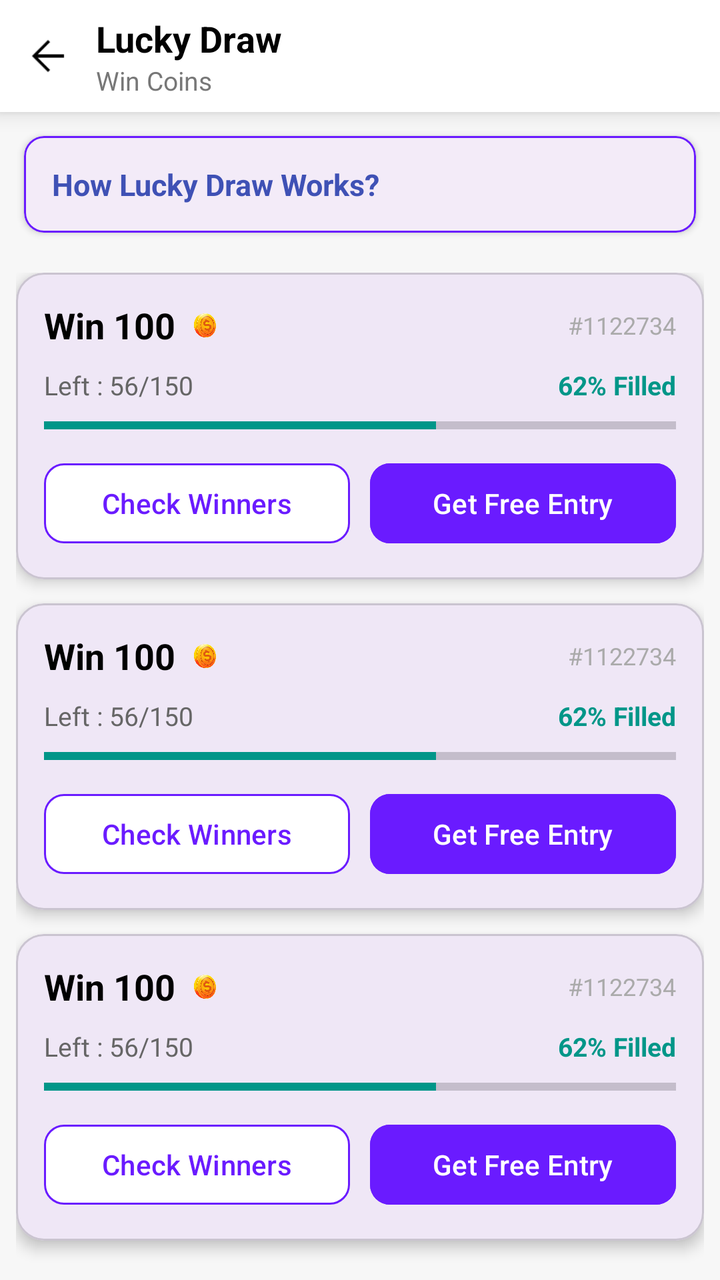
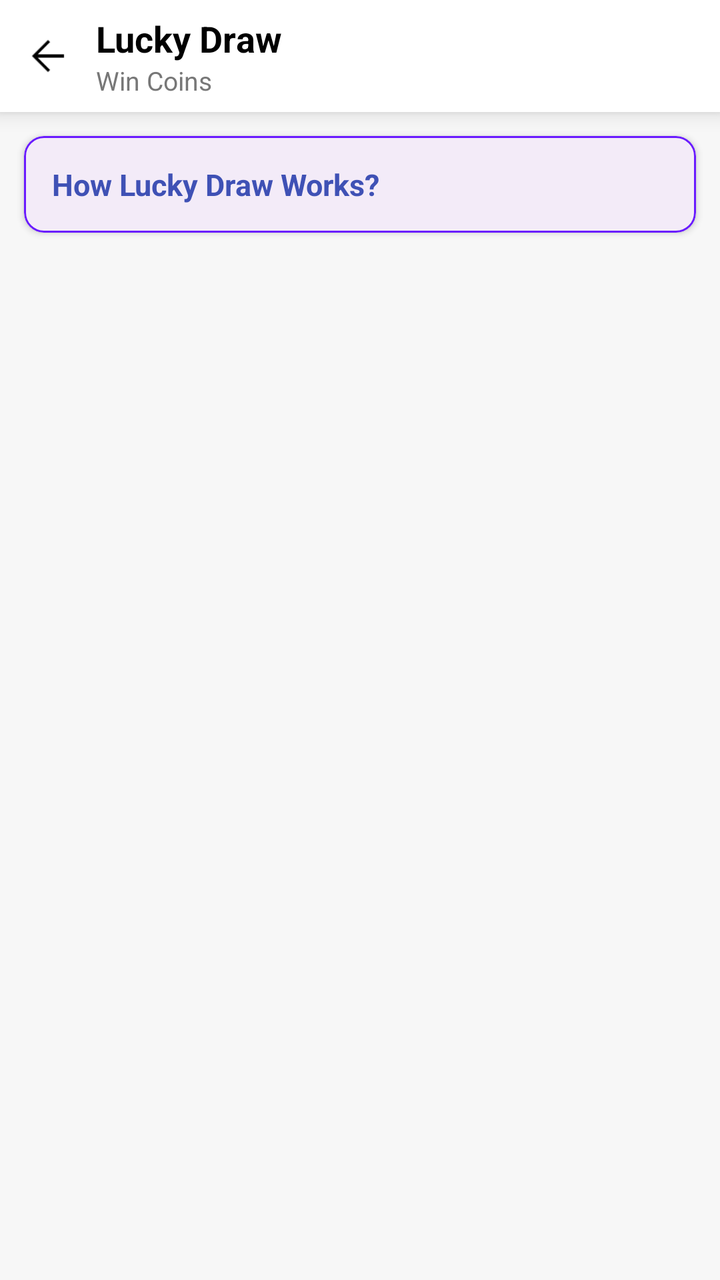

Screens rendered from an Android XML layout before and after an edit, with the pre-edit source and the edit as a unified diff.
<!-- AndroidManifest.xml: application theme Theme.RGamer -->
<!-- res/layout/activity_lucky_draw.xml -->
<?xml version="1.0" encoding="utf-8"?>
<LinearLayout xmlns:android="http://schemas.android.com/apk/res/android"
    xmlns:app="http://schemas.android.com/apk/res-auto"
    android:layout_width="match_parent"
    android:layout_height="match_parent"
    android:orientation="vertical"
    android:background="#F7F7F7">

    
    <LinearLayout
        android:layout_width="match_parent"
        android:layout_height="56dp"
        android:background="@android:color/white"
        android:gravity="center_vertical"
        android:paddingHorizontal="12dp"
        android:elevation="6dp">

        <ImageView
            android:id="@+id/btnBack"
            android:layout_width="24dp"
            android:layout_height="24dp"
            android:src="@drawable/back_arrow" />

        <LinearLayout
            android:layout_width="wrap_content"
            android:layout_height="wrap_content"
            android:layout_marginStart="12dp"
            android:orientation="vertical">

            <TextView
                android:layout_height="wrap_content"
                android:layout_width="wrap_content"
                android:text="Lucky Draw"
                android:textSize="18sp"
                android:textStyle="bold"
                android:textColor="@color/black" />

            <TextView
                android:layout_height="wrap_content"
                android:layout_width="wrap_content"
                android:text="Win Coins"
                android:textSize="13sp"
                android:textColor="#777777" />
        </LinearLayout>
    </LinearLayout>

    
    <com.google.android.material.card.MaterialCardView
        android:layout_width="match_parent"
        android:layout_height="wrap_content"
        android:layout_margin="12dp"
        app:cardCornerRadius="10dp"
        app:cardElevation="2dp"
        app:strokeColor="#6A1BFF"
        app:strokeWidth="1dp">

        <TextView
            android:layout_width="match_parent"
            android:layout_height="wrap_content"
            android:padding="14dp"
            android:text="How Lucky Draw Works?"
            android:textSize="15sp"
            android:textStyle="bold"
            android:textColor="#3F51B5" />
    </com.google.android.material.card.MaterialCardView>

    
    <ScrollView
        android:layout_width="match_parent"
        android:layout_height="match_parent"
        android:padding="8dp"
        android:scrollbars="none">

        <LinearLayout
            android:layout_width="match_parent"
            android:layout_height="wrap_content"
            android:orientation="vertical">

            <include
                layout="@layout/item_lucky_draw"
                android:id="@+id/card_root_1"/>

            <include
                layout="@layout/item_lucky_draw"
                android:id="@+id/card_root_2"/>

            <include
                layout="@layout/item_lucky_draw"
                android:id="@+id/card_root_3"/>

        </LinearLayout>
    </ScrollView>

</LinearLayout>
<!-- res/layout/item_lucky_draw.xml (included above) -->
<?xml version="1.0" encoding="utf-8"?>
<com.google.android.material.card.MaterialCardView
    xmlns:android="http://schemas.android.com/apk/res/android"
    xmlns:app="http://schemas.android.com/apk/res-auto"
    android:layout_width="match_parent"
    android:layout_height="wrap_content"
    android:layout_marginBottom="12dp"
    app:cardCornerRadius="14dp"
    app:cardElevation="4dp"
    android:background="@color/white">

    <LinearLayout
        android:layout_width="match_parent"
        android:layout_height="wrap_content"
        android:padding="14dp"
        android:orientation="vertical">

        
        <LinearLayout
            android:layout_width="match_parent"
            android:layout_height="wrap_content"
            android:orientation="horizontal"
            android:gravity="center_vertical">

            <TextView
                android:layout_width="wrap_content"
                android:layout_height="wrap_content"
                android:text="Win 100"
                android:textSize="18sp"
                android:textStyle="bold"
                android:textColor="@color/black" />

            <ImageView
                android:layout_width="18dp"
                android:layout_height="18dp"
                android:layout_marginStart="6dp"
                android:src="@drawable/ic_coin" />

            <TextView
                android:layout_width="0dp"
                android:layout_height="wrap_content"
                android:layout_weight="1"/>

            <TextView
                android:layout_width="wrap_content"
                android:layout_height="wrap_content"
                android:text="#1122734"
                android:textSize="12sp"
                android:textColor="#AAAAAA" />
        </LinearLayout>

        
        <LinearLayout
            android:layout_width="match_parent"
            android:layout_height="wrap_content"
            android:layout_marginTop="8dp"
            android:orientation="horizontal">

            <TextView
                android:layout_width="wrap_content"
                android:layout_height="wrap_content"
                android:text="Left : 56/150"
                android:textSize="13sp"
                android:textColor="#666666" />

            <TextView
                android:layout_width="0dp"
                android:layout_height="wrap_content"
                android:layout_weight="1"/>

            <TextView
                android:layout_width="wrap_content"
                android:layout_height="wrap_content"
                android:text="62% Filled"
                android:textSize="13sp"
                android:textStyle="bold"
                android:textColor="#009688" />
        </LinearLayout>

        
        <ProgressBar
            style="?android:attr/progressBarStyleHorizontal"
            android:layout_width="match_parent"
            android:layout_height="6dp"
            android:layout_marginTop="8dp"
            android:max="100"
            android:progress="62"
            android:progressTint="#009688"
            android:backgroundTint="#E0E0E0"/>

        
        <LinearLayout
            android:layout_width="match_parent"
            android:layout_height="wrap_content"
            android:layout_marginTop="12dp"
            android:orientation="horizontal">

            <com.google.android.material.button.MaterialButton
                android:id="@+id/btnCheckWinners"
                android:layout_width="0dp"
                android:layout_height="wrap_content"
                android:layout_weight="1"
                android:text="Check Winners"
                android:textAllCaps="false"
                app:cornerRadius="10dp"
                app:strokeColor="#6A1BFF"
                app:strokeWidth="1dp"
                app:backgroundTint="@android:color/white"
                android:textColor="#6A1BFF"/>

            <com.google.android.material.button.MaterialButton
                android:id="@+id/btnFreeEntry"
                android:layout_width="0dp"
                android:layout_height="wrap_content"
                android:layout_weight="1"
                android:layout_marginStart="10dp"
                android:text="Get Free Entry"
                android:textAllCaps="false"
                app:cornerRadius="10dp"
                app:backgroundTint="#6A1BFF"
                android:textColor="@android:color/white"/>
        </LinearLayout>

    </LinearLayout>
</com.google.android.material.card.MaterialCardView>
<!-- resources referenced by this layout -->
<resources>
  <color name="black">#FF000000</color>
  <color name="white">#FFFFFFFF</color>
  <!-- drawable back_arrow: png bitmap (drawable, 429 bytes) -->
  <!-- drawable ic_coin: png bitmap (drawable, 507750 bytes) -->
  <style name="Theme.RGamer" parent="Base.Theme.RGamer" />
  <style name="Base.Theme.RGamer" parent="Theme.Material3.DayNight.NoActionBar">
          
          
      </style>
</resources>

<!-- the commit's change to res/layout/activity_lucky_draw.xml (unified diff, before → after) -->
@@ -28,16 +28,16 @@
             android:orientation="vertical">
 
             <TextView
+                android:layout_width="wrap_content"
                 android:layout_height="wrap_content"
-                android:layout_width="wrap_content"
                 android:text="Lucky Draw"
                 android:textSize="18sp"
                 android:textStyle="bold"
                 android:textColor="@color/black" />
 
             <TextView
+                android:layout_width="wrap_content"
                 android:layout_height="wrap_content"
-                android:layout_width="wrap_content"
                 android:text="Win Coins"
                 android:textSize="13sp"
                 android:textColor="#777777" />
@@ -51,6 +51,7 @@
         android:layout_margin="12dp"
         app:cardCornerRadius="10dp"
         app:cardElevation="2dp"
+        android:background="@color/white"
         app:strokeColor="#6A1BFF"
         app:strokeWidth="1dp">
 
@@ -65,156 +66,12 @@
     </com.google.android.material.card.MaterialCardView>
 
     
-    <ScrollView
+    <androidx.recyclerview.widget.RecyclerView
+        android:id="@+id/luckyDrawRecycler"
         android:layout_width="match_parent"
-        android:layout_height="match_parent"
+        android:layout_height="0dp"
+        android:layout_weight="1"
         android:padding="8dp"
-        android:scrollbars="none">
-
-        <LinearLayout
-            android:layout_width="match_parent"
-            android:layout_height="wrap_content"
-            android:orientation="vertical">
-
-            <include
-                layout="@layout/item_lucky_draw"
-                android:id="@+id/card_root_1"/>
-
-            <include
-                layout="@layout/item_lucky_draw"
-                android:id="@+id/card_root_2"/>
-
-            <include
-                layout="@layout/item_lucky_draw"
-                android:id="@+id/card_root_3"/>
-
-        </LinearLayout>
-    </ScrollView>
+        android:scrollbars="vertical" />
 
 </LinearLayout>
-<!-- res/layout/item_lucky_draw.xml (included above) -->
-<?xml version="1.0" encoding="utf-8"?>
-<com.google.android.material.card.MaterialCardView
-    xmlns:android="http://schemas.android.com/apk/res/android"
-    xmlns:app="http://schemas.android.com/apk/res-auto"
-    android:layout_width="match_parent"
-    android:layout_height="wrap_content"
-    android:layout_marginBottom="12dp"
-    app:cardCornerRadius="14dp"
-    app:cardElevation="4dp"
-    android:background="@color/white">
-
-    <LinearLayout
-        android:layout_width="match_parent"
-        android:layout_height="wrap_content"
-        android:padding="14dp"
-        android:orientation="vertical">
-
-        
-        <LinearLayout
-            android:layout_width="match_parent"
-            android:layout_height="wrap_content"
-            android:orientation="horizontal"
-            android:gravity="center_vertical">
-
-            <TextView
-                android:layout_width="wrap_content"
-                android:layout_height="wrap_content"
-                android:text="Win 100"
-                android:textSize="18sp"
-                android:textStyle="bold"
-                android:textColor="@color/black" />
-
-            <ImageView
-                android:layout_width="18dp"
-                android:layout_height="18dp"
-                android:layout_marginStart="6dp"
-                android:src="@drawable/ic_coin" />
-
-            <TextView
-                android:layout_width="0dp"
-                android:layout_height="wrap_content"
-                android:layout_weight="1"/>
-
-            <TextView
-                android:layout_width="wrap_content"
-                android:layout_height="wrap_content"
-                android:text="#1122734"
-                android:textSize="12sp"
-                android:textColor="#AAAAAA" />
-        </LinearLayout>
-
-        
-        <LinearLayout
-            android:layout_width="match_parent"
-            android:layout_height="wrap_content"
-            android:layout_marginTop="8dp"
-            android:orientation="horizontal">
-
-            <TextView
-                android:layout_width="wrap_content"
-                android:layout_height="wrap_content"
-                android:text="Left : 56/150"
-                android:textSize="13sp"
-                android:textColor="#666666" />
-
-            <TextView
-                android:layout_width="0dp"
-                android:layout_height="wrap_content"
-                android:layout_weight="1"/>
-
-            <TextView
-                android:layout_width="wrap_content"
-                android:layout_height="wrap_content"
-                android:text="62% Filled"
-                android:textSize="13sp"
-                android:textStyle="bold"
-                android:textColor="#009688" />
-        </LinearLayout>
-
-        
-        <ProgressBar
-            style="?android:attr/progressBarStyleHorizontal"
-            android:layout_width="match_parent"
-            android:layout_height="6dp"
-            android:layout_marginTop="8dp"
-            android:max="100"
-            android:progress="62"
-            android:progressTint="#009688"
-            android:backgroundTint="#E0E0E0"/>
-
-        
-        <LinearLayout
-            android:layout_width="match_parent"
-            android:layout_height="wrap_content"
-            android:layout_marginTop="12dp"
-            android:orientation="horizontal">
-
-            <com.google.android.material.button.MaterialButton
-                android:id="@+id/btnCheckWinners"
-                android:layout_width="0dp"
-                android:layout_height="wrap_content"
-                android:layout_weight="1"
-                android:text="Check Winners"
-                android:textAllCaps="false"
-                app:cornerRadius="10dp"
-                app:strokeColor="#6A1BFF"
-                app:strokeWidth="1dp"
-                app:backgroundTint="@android:color/white"
-                android:textColor="#6A1BFF"/>
-
-            <com.google.android.material.button.MaterialButton
-                android:id="@+id/btnFreeEntry"
-                android:layout_width="0dp"
-                android:layout_height="wrap_content"
-                android:layout_weight="1"
-                android:layout_marginStart="10dp"
-                android:text="Get Free Entry"
-                android:textAllCaps="false"
-                app:cornerRadius="10dp"
-                app:backgroundTint="#6A1BFF"
-                android:textColor="@android:color/white"/>
-        </LinearLayout>
-
-    </LinearLayout>
-</com.google.android.material.card.MaterialCardView>
<!-- resource entries referenced after the edit -->
@@ -3,7 +3,6 @@
   <color name="black">#FF000000</color>
   <color name="white">#FFFFFFFF</color>
   <!-- drawable back_arrow: png bitmap (drawable, 429 bytes) -->
-  <!-- drawable ic_coin: png bitmap (drawable, 507750 bytes) -->
   <style name="Theme.RGamer" parent="Base.Theme.RGamer" />
   <style name="Base.Theme.RGamer" parent="Theme.Material3.DayNight.NoActionBar">
           
